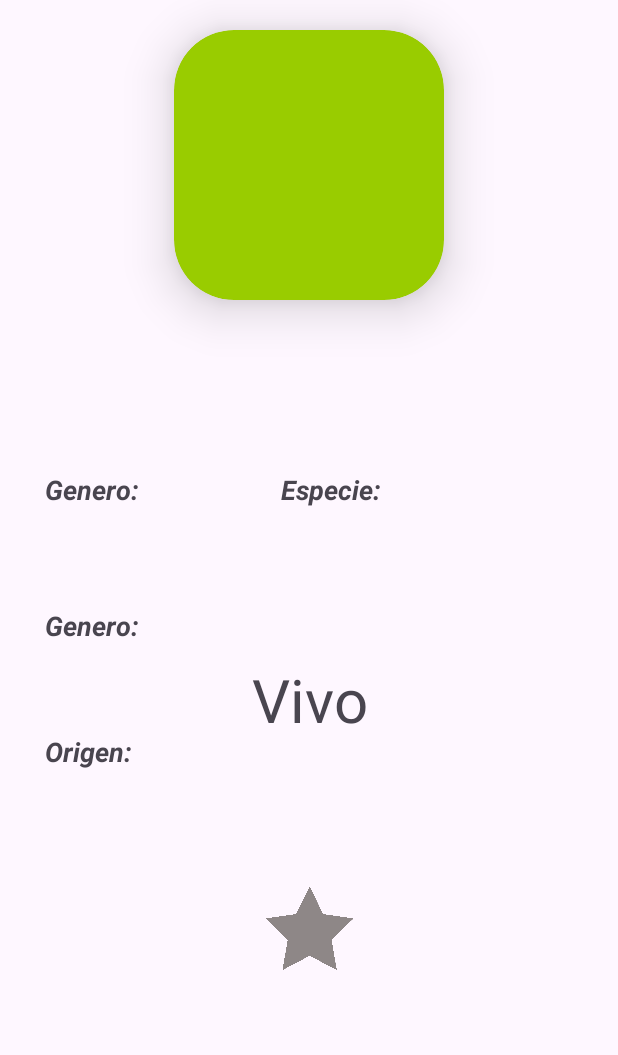
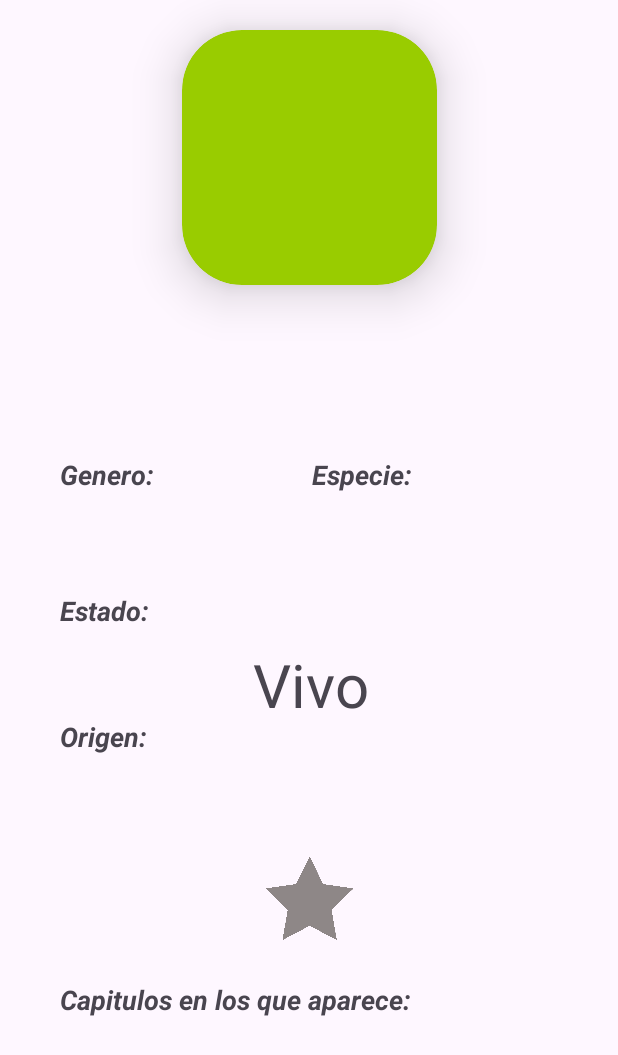
Before and after one commit to GaelRGuerreiro/WikiRick, an Android app: the PersonajesDetail screen opened directly, with no data from a screen before it, on a phone screen of 412 x 824 dp. Shown: the top 1055 px of the screen. Run offline under Robolectric (Android 15) with nearby library versions, the phone set to English and light mode, and no system bars; our stand-ins replace Volley; network calls fail; 2 statements that could not run were skipped.

Commit message:
RecyclerView de PersonajeDetail terminado

```diff
--- a/android/app/src/main/java/com/example/wikirick/Personajes/EpAdapter.java
+++ b/android/app/src/main/java/com/example/wikirick/Personajes/EpAdapter.java
@@ -17,7 +17,9 @@ public class EpAdapter extends RecyclerView.Adapter<EpViewHolder> {
     private ArrayList<String> episodes;
 
     public EpAdapter(ArrayList<String> episodes) {
+
         this.episodes = episodes;
+
     }
 
     @NonNull
--- a/android/app/src/main/java/com/example/wikirick/Personajes/PersonajesDetail.java
+++ b/android/app/src/main/java/com/example/wikirick/Personajes/PersonajesDetail.java
@@ -310,4 +310,9 @@ public class PersonajesDetail extends AppCompatActivity  {
 
         queue.add(request);
     }
+
+
+
+
+
 }
--- a/android/app/src/main/res/layout/activity_personajedetail.xml
+++ b/android/app/src/main/res/layout/activity_personajedetail.xml
@@ -25,7 +25,7 @@
         android:id="@+id/textViewGenero"
         android:layout_width="wrap_content"
         android:layout_height="wrap_content"
-        android:layout_marginLeft="30dp"
+        android:layout_marginLeft="40dp"
         android:layout_marginTop="30dp"
         android:text="Genero:"
         android:textSize="18sp"
@@ -48,7 +48,7 @@
         android:layout_width="wrap_content"
         android:layout_height="wrap_content"
         android:layout_marginBottom="10dp"
-        android:text="Genero:"
+        android:text="Estado:"
         android:textSize="18sp"
         android:textStyle="bold|italic"
         app:layout_constraintBottom_toTopOf="@+id/estado"
@@ -103,7 +103,7 @@
         android:layout_marginBottom="10dp"
         android:text="Especie:"
         android:textSize="18sp"
-        android:layout_marginLeft="20dp"
+        android:layout_marginLeft="40dp"
         android:textStyle="bold|italic"
         app:layout_constraintBottom_toTopOf="@+id/especie"
         app:layout_constraintStart_toStartOf="@+id/estado" />
@@ -115,11 +115,12 @@
         android:layout_below="@id/origen"
         android:layout_centerHorizontal="true"
         android:layout_marginRight="20dp"
+        android:layout_marginLeft="20dp"
         android:text="Pepinillo"
         android:textAlignment="center"
         android:textSize="30sp"
         app:layout_constraintEnd_toEndOf="parent"
-        app:layout_constraintStart_toStartOf="@+id/textView4"
+        app:layout_constraintStart_toStartOf="@+id/estado"
         app:layout_constraintTop_toTopOf="@+id/genero" />
 
     <ImageButton
@@ -128,7 +129,7 @@
         android:layout_height="70dp"
         android:layout_below="@id/especie"
         android:layout_centerHorizontal="true"
-        android:layout_marginTop="20dp"
+        android:layout_marginTop="10dp"
         android:background="?attr/selectableItemBackgroundBorderless"
         android:scaleType="centerCrop"
         android:src="@drawable/estrella"
@@ -139,8 +140,8 @@
 
     <androidx.cardview.widget.CardView
         android:id="@+id/cardImagen"
-        android:layout_width="180dp"
-        android:layout_height="180dp"
+        android:layout_width="170dp"
+        android:layout_height="170dp"
         android:layout_marginTop="20dp"
         android:src="@drawable/personajes"
         app:cardBackgroundColor="@android:color/holo_green_light"
@@ -170,13 +171,27 @@
 
     </androidx.cardview.widget.CardView>
 
+    <TextView
+        android:id="@+id/caps"
+        android:layout_width="wrap_content"
+        android:layout_height="wrap_content"
+        android:layout_marginBottom="10dp"
+        android:layout_marginTop="20dp"
+        android:text="Capitulos en los que aparece: "
+        android:textSize="18sp"
+        android:textStyle="bold|italic"
+        app:layout_constraintTop_toBottomOf="@id/fav"
+        app:layout_constraintStart_toStartOf="@+id/textViewGenero" />
+
     <androidx.recyclerview.widget.RecyclerView
         android:id="@+id/epRecyclerView"
         android:layout_width="match_parent"
         android:layout_height="wrap_content"
         android:orientation="horizontal"
-        app:layout_constraintBottom_toBottomOf="parent"
+        android:layout_marginLeft="20dp"
+        android:layout_marginRight="20dp"
         app:layout_constraintEnd_toEndOf="parent"
         app:layout_constraintStart_toStartOf="parent"
-        app:layout_constraintTop_toBottomOf="@+id/fav" />
+        app:layout_constraintTop_toBottomOf="@+id/caps"
+        android:layout_marginTop="10dp"/>
 </androidx.constraintlayout.widget.ConstraintLayout>
```
Also changed, not shown: android/app/src/main/java/com/example/wikirick/Personajes/EpData.java (added, +18 -0 lines), android/app/src/main/java/com/example/wikirick/Personajes/EpViewHolder.java (+67 -2 lines).
